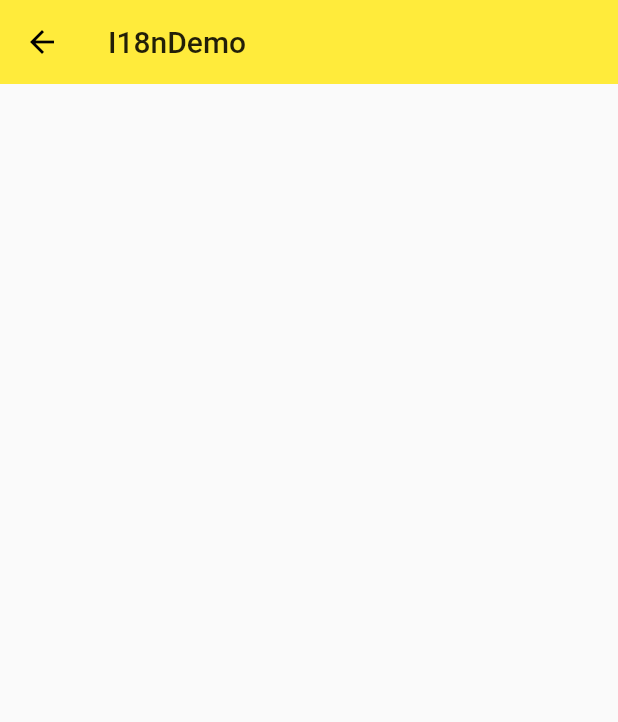
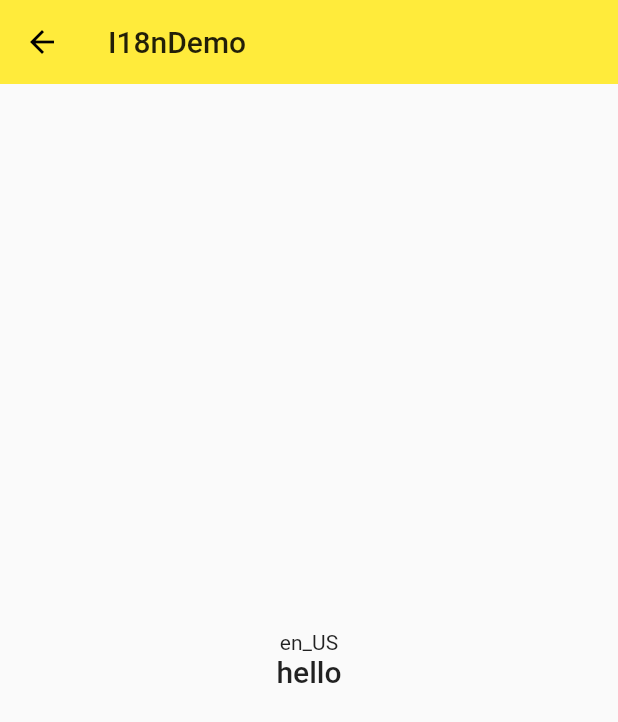
Before and after one commit to tony-zxw/flutter_domo, a Flutter app: the screen it shows after launch, on a phone screen of 412 x 824 dp. Shown: the top 722 px of the screen. Run offline on Flutter 3.47's test engine with Material 2 defaults, Android fonts, the phone set to English and light mode, and no system bars; our stand-ins replace rxdart.

Commit message:
使用map本地化

```diff
--- a/lib/demo/i18n/i18n_demo.dart
+++ b/lib/demo/i18n/i18n_demo.dart
@@ -1,13 +1,29 @@
 import 'package:flutter/material.dart';
+import './map/demo_localizations.dart';
 
 class I18nDemo extends StatelessWidget {
   @override
   Widget build(BuildContext context) {
+    Locale locale = Localizations.localeOf(context);
+
     return Scaffold(
       appBar: AppBar(
         title: Text('I18nDemo'),
         elevation: 0.0,
       ),
+      body: Center(
+        child: Column(
+          mainAxisAlignment: MainAxisAlignment.center,
+          children: <Widget>[
+            Text(locale.toString()),
+            Text(
+              // Localizations.of(context, DemoLocalizations).title,
+              DemoLocalizations.of(context).title,
+              style: Theme.of(context).textTheme.title,
+            ),
+          ],
+        ),
+      ),
     );
   }
 }
--- /dev/null
+++ b/lib/demo/i18n/map/demo_localizations.dart
@@ -0,0 +1,47 @@
+import 'package:flutter/foundation.dart' show SynchronousFuture;
+import 'package:flutter/material.dart';
+
+class DemoLocalizations {
+  DemoLocalizations(this.locale);
+  final Locale locale;
+
+  static DemoLocalizations of(BuildContext context) {
+    return Localizations.of<DemoLocalizations>(context, DemoLocalizations);
+  }
+
+  static Map<String, Map<String, String>> _localized = {
+    'en': {
+      'title': 'hello',
+    },
+    'zh': {
+      'title': '您好',
+    }
+  };
+
+  String get title {
+    return _localized[locale.languageCode]['title'];
+  }
+}
+
+class DemoLocalizationsDelegate
+    extends LocalizationsDelegate<DemoLocalizations> {
+  DemoLocalizationsDelegate();
+
+  @override
+  bool isSupported(Locale locale) {
+    //判断下面load中是否支持 本地化
+    // return null;
+    return true;
+  }
+
+  @override
+  Future<DemoLocalizations> load(Locale locale) {
+    return SynchronousFuture<DemoLocalizations>(DemoLocalizations(locale));
+  }
+
+  @override
+  bool shouldReload(LocalizationsDelegate<DemoLocalizations> old) {
+    // return null;
+    return false;
+  }
+}
--- a/lib/main.dart
+++ b/lib/main.dart
@@ -18,6 +18,7 @@ import 'demo/sliver_demo.dart';
 import 'demo/navigator_demo.dart';
 import 'demo/form_demo.dart';
 import 'demo/material_components.dart';
+import 'demo/i18n/map/demo_localizations.dart';
 
 void main() => runApp(App());
 
@@ -25,19 +26,27 @@ class App extends StatelessWidget {
   @override
   Widget build(BuildContext context) {
     return MaterialApp(
+      // locale: Locale('en', 'US'),
+      // locale: Locale('zh', 'CN'),
+      localeResolutionCallback:
+          (Locale locale, Iterable<Locale> supportedLocales) {
+        return Locale('en', 'US');
+      },
       localizationsDelegates: [
+        DemoLocalizationsDelegate(),//自定义本地化
         //国际化
         GlobalMaterialLocalizations.delegate,
         GlobalWidgetsLocalizations.delegate,
       ],
       supportedLocales: [
         //国际化
-        Locale('en', 'US'),//默认第一个
+        Locale('en', 'US'), //默认第一个
         Locale('zh', 'CN'),
       ],
       debugShowCheckedModeBanner: false,
       // home: NavigateDemo(), //Home(),
       initialRoute: '/i18n', //不使用上面的，可用直接用initialRoute来规定跟路由
+      // initialRoute: '/mdc', //不使用上面的，可用直接用initialRoute来规定跟路由
       routes: {
         // '/': (context) => NavigateDemo(),
         '/': (context) => Home(),
```
